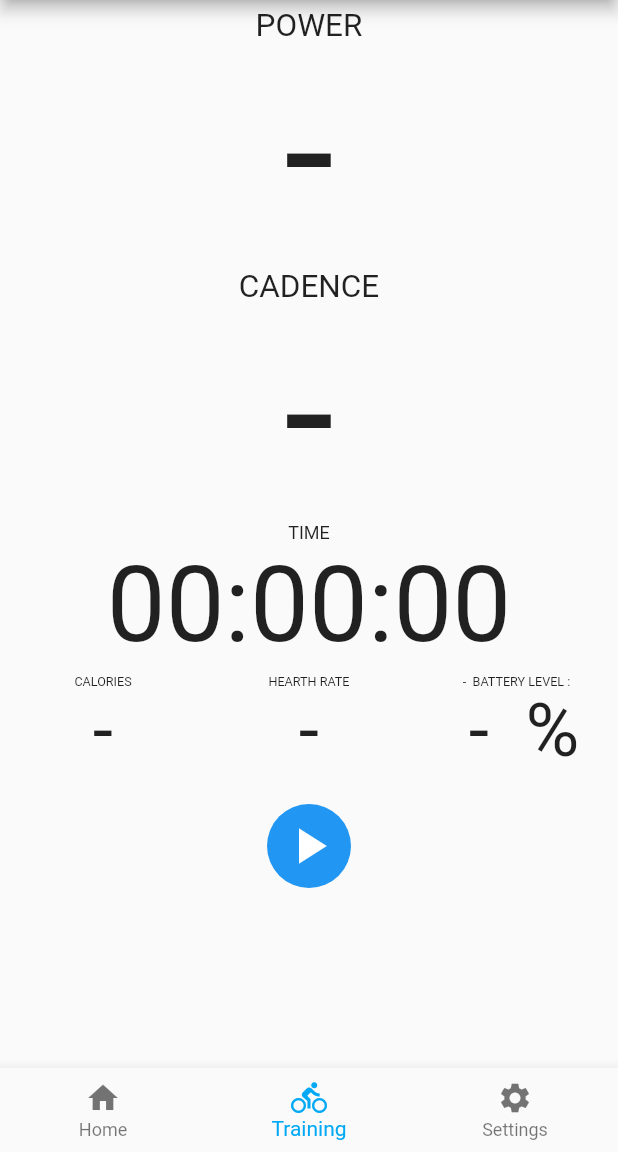
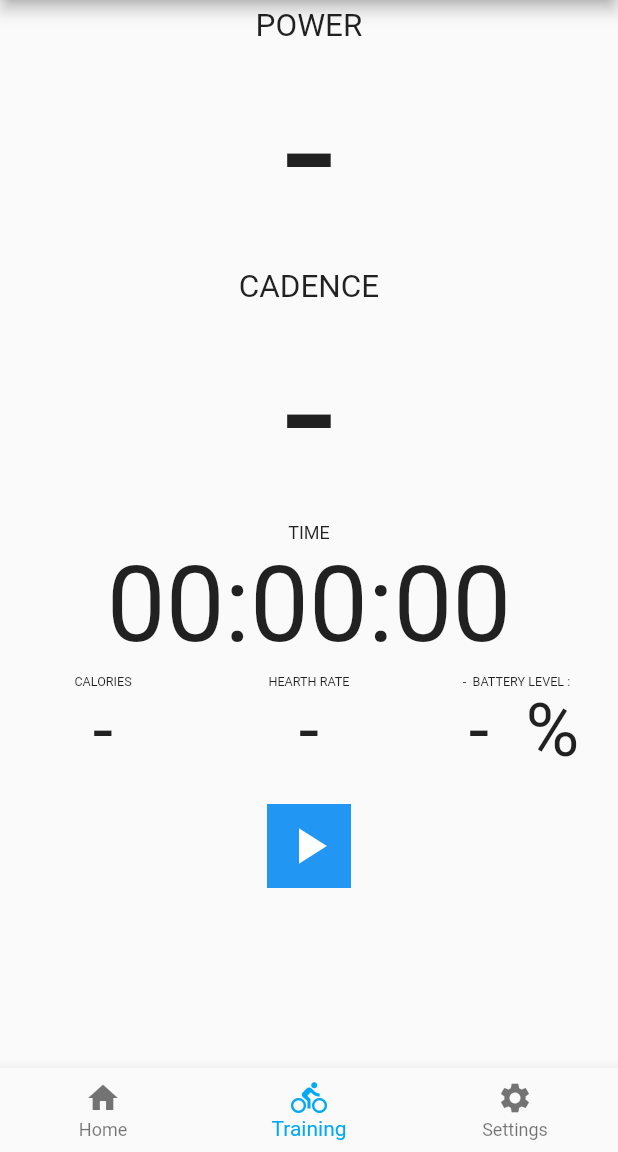
Before and after one commit to lilag-dawg/lstech_app_v2, a Flutter app: the screen it shows after launch, item 2 of the bottom bar chosen, on a phone screen of 412 x 824 dp, the part 84-1236 px from its top. Run offline on Flutter 3.47's test engine with Material 2 defaults, Android fonts, the phone set to English and light mode, and no system bars; our stand-ins replace flutter_blue.

```diff
--- a/lstech_app/lib/screens/navigationScreen.dart
+++ b/lstech_app/lib/screens/navigationScreen.dart
@@ -29,7 +29,10 @@ class _NavigationScreenState extends State<NavigationScreen> {
       appBar: AppBar(
         title: Text("LsTech+ app"),
       ),
-      body: _widgetOptions.elementAt(_selectedIndex),
+      body: IndexedStack(
+        index: _selectedIndex,
+        children: _widgetOptions,
+      ),
       bottomNavigationBar: BottomNavigationBar(
         items: [
           BottomNavigationBarItem(icon: Icon(Icons.home), label: "Home"),
--- a/lstech_app/lib/widgets/startPauseWidget.dart
+++ b/lstech_app/lib/widgets/startPauseWidget.dart
@@ -59,9 +59,8 @@ class _StartPauseWidgetState extends State<StartPauseWidget> {
               )
             : SizedBox.shrink(),
         SizedBox(width: 30),
-        Ink(
-          decoration:
-              ShapeDecoration(color: Colors.blue, shape: CircleBorder()),
+        Container(
+          color: Colors.blue,
           child: IconButton(
             icon: isPlaying ? Icon(Icons.pause) : Icon(Icons.play_arrow),
             color: Colors.white,
```
